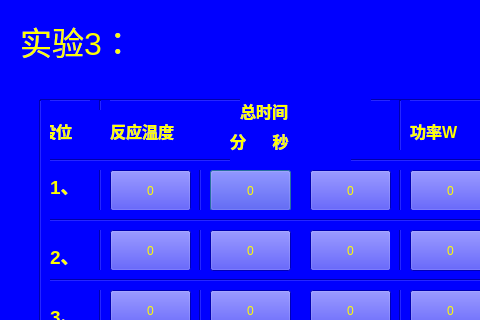
Old version of the form setting_3.ui in the repository wanghao-xznu/untitled2; both pictures show x 0 to 480 and y 0 to 320 of the 800 by 480 pixel window.
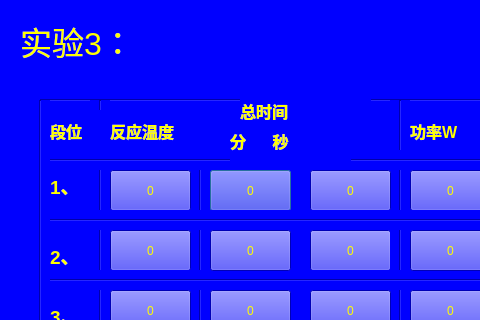
New version of the form.

What changed in the file:
```diff
--- a/setting_3.ui
+++ b/setting_3.ui
@@ -666,7 +666,7 @@
   <widget class="QLabel" name="label_2">
    <property name="geometry">
     <rect>
-     <x>40</x>
+     <x>50</x>
      <y>110</y>
      <width>61</width>
      <height>41</height>
```
